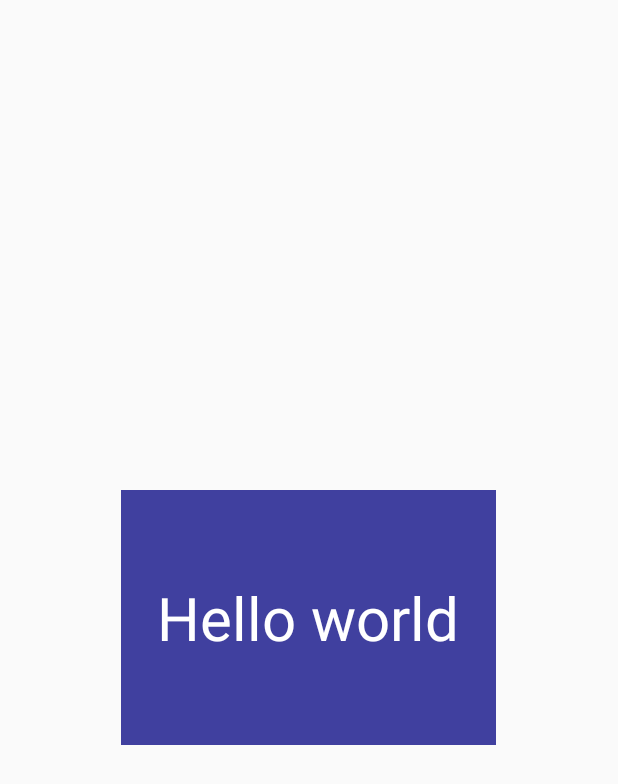
After one commit to bruno78/minglr-app, an Android app: the layout item.xml on its own in the app's theme, with its tools: preview values and no code run, on a phone screen of 412 x 824 dp. The commit adds this screen. Shown: the top 784 px of the screen. Run offline under Robolectric (Android 15) with nearby library versions, the phone set to English and light mode, and no system bars.

Commit message:
Implement Swipecards library + Add layout

```diff
--- /dev/null
+++ b/app/src/main/res/layout/item.xml
@@ -0,0 +1,35 @@
+<?xml version="1.0" encoding="utf-8"?>
+<FrameLayout xmlns:android="http://schemas.android.com/apk/res/android"
+    xmlns:tools="http://schemas.android.com/tools"
+    android:layout_gravity="center"
+    android:layout_width="250dp"
+    android:layout_height="170dp">
+
+    <TextView
+        android:id="@+id/helloText"
+        android:textSize="40sp"
+        android:textColor="@android:color/white"
+        android:background="#E339"
+        android:gravity="center"
+        tools:text="Hello world"
+        android:layout_width="match_parent"
+        android:layout_height="match_parent" />
+
+    <View
+        android:id="@+id/item_swipe_left_indicator"
+        android:alpha="0"
+        android:layout_width="20dp"
+        android:layout_height="20dp"
+        android:layout_margin="10dp"
+        android:background="#A5F" />
+
+    <View
+        android:id="@+id/item_swipe_right_indicator"
+        android:alpha="0"
+        android:layout_width="20dp"
+        android:layout_height="20dp"
+        android:layout_margin="10dp"
+        android:layout_gravity="right"
+        android:background="#5AF" />
+
+</FrameLayout>
```
Also changed, not shown: app/src/main/java/com/brunogtavares/minglr/MainActivity.java (+80 -0 lines), app/src/main/res/layout/activity_main.xml (+7 -8 lines).
